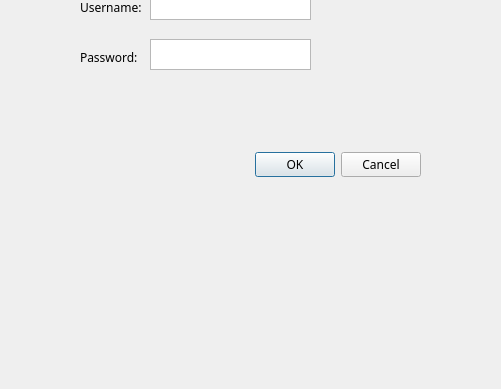
Qt form StormClean/Login_window.ui (LucasGeerts/2016_Group10_StormClean) before a commit; both pictures show x 310 to 811 and y 261 to 650 of the 1120 by 650 pixel window.
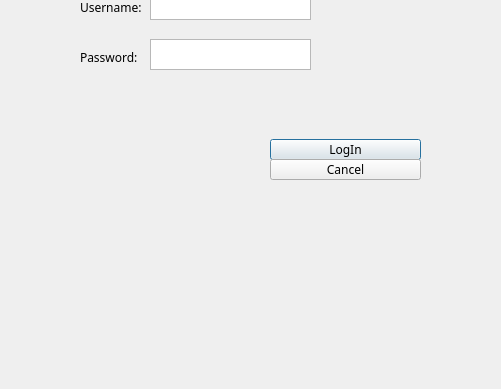
The same form after that commit. The open tabs and pages were chosen to show the change. Icons and pictures are not drawn. Custom widgets are drawn as their Qt base class.

Patch:
```diff
--- a/StormClean/Login_window.ui
+++ b/StormClean/Login_window.ui
@@ -149,20 +149,30 @@
       <string>Username:</string>
      </property>
     </widget>
-    <widget class="QDialogButtonBox" name="buttonBox_ok_cancel">
+    <widget class="QPushButton" name="Login">
      <property name="geometry">
       <rect>
-       <x>390</x>
-       <y>410</y>
-       <width>341</width>
-       <height>32</height>
+       <x>580</x>
+       <y>400</y>
+       <width>151</width>
+       <height>21</height>
       </rect>
      </property>
-     <property name="orientation">
-      <enum>Qt::Horizontal</enum>
+     <property name="text">
+      <string>LogIn</string>
      </property>
-     <property name="standardButtons">
-      <set>QDialogButtonBox::Cancel|QDialogButtonBox::Ok</set>
+    </widget>
+    <widget class="QPushButton" name="Cancel">
+     <property name="geometry">
+      <rect>
+       <x>580</x>
+       <y>420</y>
+       <width>151</width>
+       <height>21</height>
+      </rect>
+     </property>
+     <property name="text">
+      <string>Cancel</string>
      </property>
     </widget>
    </widget>
```
Left out of the diff: 53 changed lines with no effect on the pictures.
